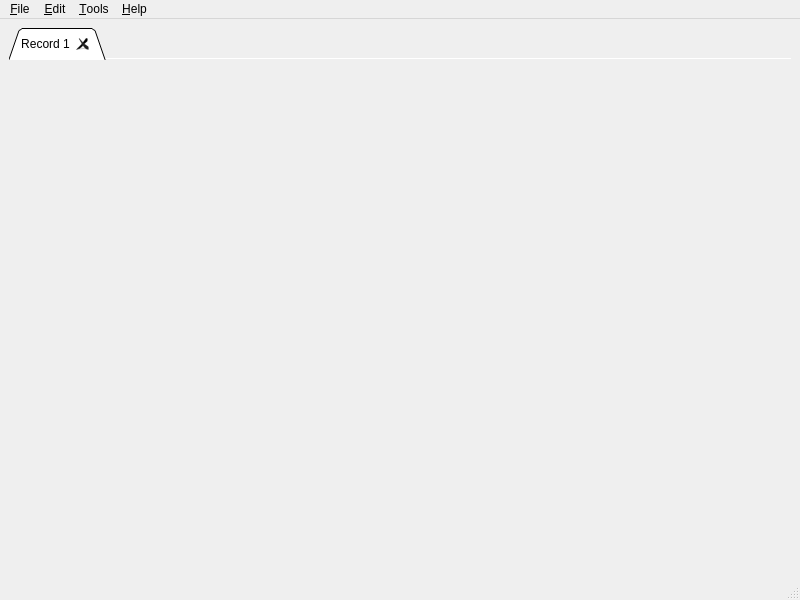
This is src/gui/herpapp.ui in GekkoFyre/HerpLog as Qt 5 draws it before an edit. The edited form follows.
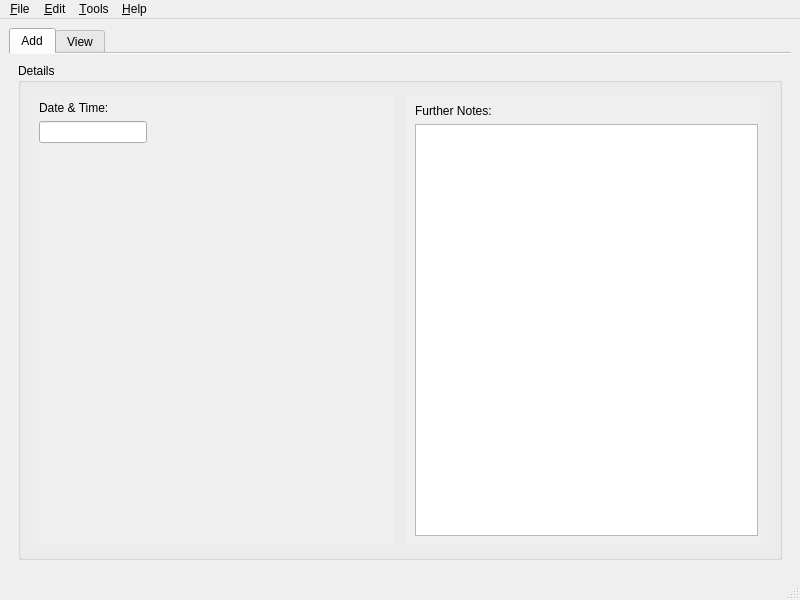
This is the edited form.

Commit message: * Proceeded with more work made on 'herpapp.ui'.

Diff of the .ui file:
```diff
--- a/src/gui/herpapp.ui
+++ b/src/gui/herpapp.ui
@@ -22,26 +22,196 @@
   <widget class="QWidget" name="centralwidget">
    <layout class="QVBoxLayout" name="verticalLayout">
     <item>
-     <widget class="QTabWidget" name="db_tabWidget">
-      <property name="tabShape">
-       <enum>QTabWidget::Triangular</enum>
-      </property>
+     <widget class="QTabWidget" name="interface_tabWidget">
       <property name="currentIndex">
        <number>0</number>
       </property>
       <property name="documentMode">
        <bool>true</bool>
       </property>
-      <property name="tabsClosable">
-       <bool>true</bool>
-      </property>
-      <property name="movable">
-       <bool>true</bool>
-      </property>
-      <widget class="QWidget" name="record">
+      <widget class="QWidget" name="addRecords">
        <attribute name="title">
-        <string>Record 1</string>
+        <string>Add</string>
        </attribute>
+       <layout class="QVBoxLayout" name="verticalLayout_3">
+        <item>
+         <widget class="QGroupBox" name="details_groupBox">
+          <property name="title">
+           <string>Details</string>
+          </property>
+          <layout class="QHBoxLayout" name="horizontalLayout">
+           <item>
+            <widget class="QFrame" name="add_db_left_frame">
+             <property name="frameShape">
+              <enum>QFrame::NoFrame</enum>
+             </property>
+             <property name="frameShadow">
+              <enum>QFrame::Raised</enum>
+             </property>
+             <layout class="QVBoxLayout" name="verticalLayout_5">
+              <property name="leftMargin">
+               <number>3</number>
+              </property>
+              <property name="topMargin">
+               <number>3</number>
+              </property>
+              <property name="rightMargin">
+               <number>3</number>
+              </property>
+              <property name="bottomMargin">
+               <number>3</number>
+              </property>
+              <item>
+               <widget class="QScrollArea" name="add_db_left_scrollArea">
+                <property name="frameShape">
+                 <enum>QFrame::NoFrame</enum>
+                </property>
+                <property name="widgetResizable">
+                 <bool>true</bool>
+                </property>
+                <widget class="QWidget" name="add_db_left_scrollAreaWidgetContents">
+                 <property name="geometry">
+                  <rect>
+                   <x>0</x>
+                   <y>0</y>
+                   <width>361</width>
+                   <height>447</height>
+                  </rect>
+                 </property>
+                 <layout class="QFormLayout" name="formLayout">
+                  <property name="leftMargin">
+                   <number>6</number>
+                  </property>
+                  <property name="topMargin">
+                   <number>6</number>
+                  </property>
+                  <property name="rightMargin">
+                   <number>6</number>
+                  </property>
+                  <property name="bottomMargin">
+                   <number>6</number>
+                  </property>
+                  <item row="0" column="0">
+                   <widget class="QLabel" name="label_dateTime">
+                    <property name="text">
+                     <string>Date &amp; Time: </string>
+                    </property>
+                   </widget>
+                  </item>
+                  <item row="1" column="0">
+                   <widget class="QLineEdit" name="lineEdit_dateTime">
+                    <property name="readOnly">
+                     <bool>true</bool>
+                    </property>
+                   </widget>
+                  </item>
+                 </layout>
+                </widget>
+               </widget>
+              </item>
+             </layout>
+            </widget>
+           </item>
+           <item>
+            <widget class="QFrame" name="add_db_right_frame">
+             <property name="frameShape">
+              <enum>QFrame::NoFrame</enum>
+             </property>
+             <property name="frameShadow">
+              <enum>QFrame::Raised</enum>
+             </property>
+             <layout class="QVBoxLayout" name="verticalLayout_6">
+              <property name="leftMargin">
+               <number>3</number>
+              </property>
+              <property name="topMargin">
+               <number>3</number>
+              </property>
+              <property name="rightMargin">
+               <number>3</number>
+              </property>
+              <property name="bottomMargin">
+               <number>3</number>
+              </property>
+              <item>
+               <widget class="QScrollArea" name="scrollArea">
+                <property name="frameShape">
+                 <enum>QFrame::NoFrame</enum>
+                </property>
+                <property name="widgetResizable">
+                 <bool>true</bool>
+                </property>
+                <widget class="QWidget" name="add_db_right_scrollAreaWidgetContents">
+                 <property name="geometry">
+                  <rect>
+                   <x>0</x>
+                   <y>0</y>
+                   <width>361</width>
+                   <height>447</height>
+                  </rect>
+                 </property>
+                 <layout class="QVBoxLayout" name="verticalLayout_7">
+                  <item>
+                   <widget class="QLabel" name="label_furtherNotes">
+                    <property name="text">
+                     <string>Further Notes: </string>
+                    </property>
+                   </widget>
+                  </item>
+                  <item>
+                   <widget class="QPlainTextEdit" name="plainTextEdit_furtherNotes"/>
+                  </item>
+                 </layout>
+                </widget>
+               </widget>
+              </item>
+             </layout>
+            </widget>
+           </item>
+          </layout>
+         </widget>
+        </item>
+       </layout>
+      </widget>
+      <widget class="QWidget" name="viewRecords">
+       <attribute name="title">
+        <string>View</string>
+       </attribute>
+       <layout class="QVBoxLayout" name="verticalLayout_2">
+        <item>
+         <widget class="QTabWidget" name="viewDb_tabWidget">
+          <property name="tabShape">
+           <enum>QTabWidget::Triangular</enum>
+          </property>
+          <property name="currentIndex">
+           <number>0</number>
+          </property>
+          <property name="documentMode">
+           <bool>true</bool>
+          </property>
+          <property name="tabsClosable">
+           <bool>true</bool>
+          </property>
+          <property name="movable">
+           <bool>true</bool>
+          </property>
+          <widget class="QWidget" name="records">
+           <attribute name="title">
+            <string>Record 1</string>
+           </attribute>
+           <layout class="QVBoxLayout" name="verticalLayout_4">
+            <item>
+             <widget class="QGroupBox" name="date_groupBox">
+              <property name="title">
+               <string>[ Date ]</string>
+              </property>
+             </widget>
+            </item>
+           </layout>
+          </widget>
+         </widget>
+        </item>
+       </layout>
       </widget>
      </widget>
     </item>
```
Left out of the diff: 2 changed lines with no effect on the pictures. The commit also changes 5 other files.
